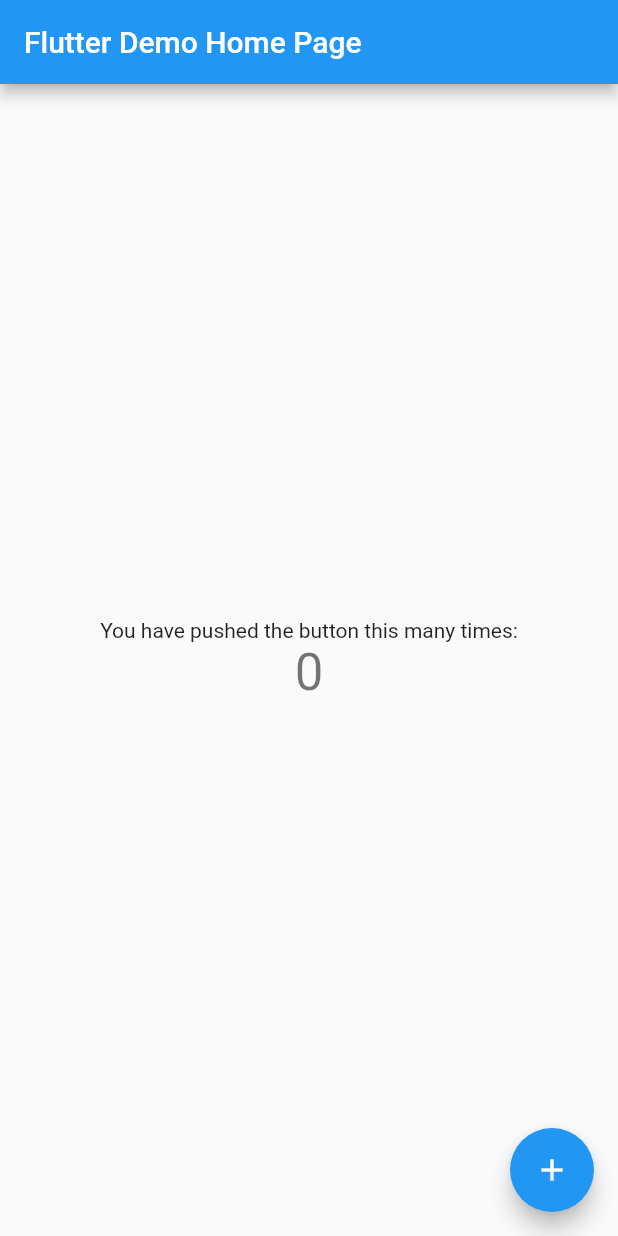
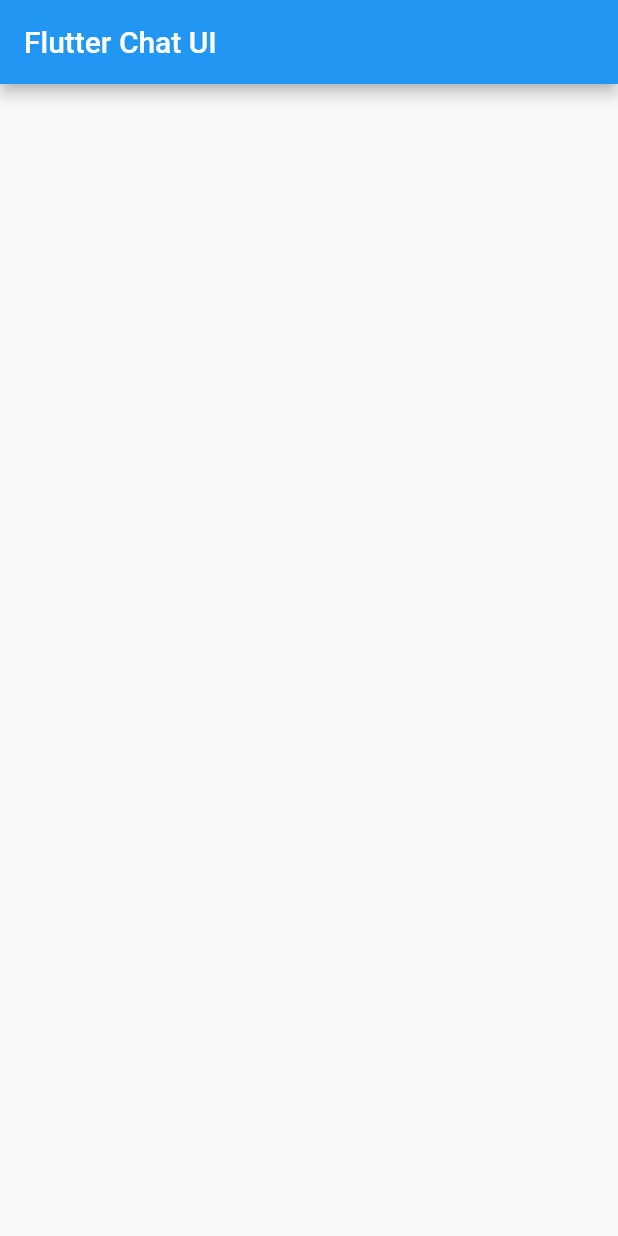
Before and after one commit to milkyascodes/flutter_chat_ui, a Flutter app: the screen it shows after launch, on a phone screen of 412 x 824 dp. Run offline on Flutter 3.47's test engine with Material 2 defaults, Android fonts, the light colour scheme and no system bars.

Commit message:
created a chat screen a message object

```diff
--- /dev/null
+++ b/lib/chat_screen.dart
@@ -0,0 +1,37 @@
+// ignore_for_file: prefer_const_literals_to_create_immutables, prefer_const_constructors
+
+import 'package:flutter/material.dart';
+import 'package:flutter_chat_ui/messages.dart';
+
+class ChatScreen extends StatefulWidget {
+  const ChatScreen({Key? key, required this.title}) : super(key: key);
+
+  final String title;
+
+  @override
+  State<ChatScreen> createState() => _ChatScreenState();
+}
+
+class _ChatScreenState extends State<ChatScreen> {
+  var message = [
+    Message('text', DateTime.now().subtract(Duration(minutes: 1)), false),
+    Message('text', DateTime.now().subtract(Duration(minutes: 1)), true),
+    Message('text', DateTime.now().subtract(Duration(minutes: 1)), false),
+  ].reversed.toList();
+  @override
+  Widget build(BuildContext context) {
+    return Scaffold(
+      appBar: AppBar(
+        title: Text(widget.title),
+      ),
+      body: Center(
+        child: Column(
+          children: [
+            Expanded(child: Container()),
+            Container(),
+          ],
+        ),
+      ),
+    );
+  }
+}
--- a/lib/main.dart
+++ b/lib/main.dart
@@ -1,4 +1,6 @@
 import 'package:flutter/material.dart';
+
+import 'chat_screen.dart';
 
 void main() {
   runApp(const MyApp());
@@ -7,109 +9,15 @@
 class MyApp extends StatelessWidget {
   const MyApp({Key? key}) : super(key: key);
 
-  // This widget is the root of your application.
   @override
   Widget build(BuildContext context) {
     return MaterialApp(
+      debugShowCheckedModeBanner: false,
       title: 'Flutter Demo',
       theme: ThemeData(
-        // This is the theme of your application.
-        //
-        // Try running your application with "flutter run". You'll see the
-        // application has a blue toolbar. Then, without quitting the app, try
-        // changing the primarySwatch below to Colors.green and then invoke
-        // "hot reload" (press "r" in the console where you ran "flutter run",
-        // or simply save your changes to "hot reload" in a Flutter IDE).
-        // Notice that the counter didn't reset back to zero; the application
-        // is not restarted.
         primarySwatch: Colors.blue,
       ),
-      home: const MyHomePage(title: 'Flutter Demo Home Page'),
+      home: const ChatScreen(title: 'Flutter Chat UI'),
     );
   }
 }
-
-class MyHomePage extends StatefulWidget {
-  const MyHomePage({Key? key, required this.title}) : super(key: key);
-
-  // This widget is the home page of your application. It is stateful, meaning
-  // that it has a State object (defined below) that contains fields that affect
-  // how it looks.
-
-  // This class is the configuration for the state. It holds the values (in this
-  // case the title) provided by the parent (in this case the App widget) and
-  // used by the build method of the State. Fields in a Widget subclass are
-  // always marked "final".
-
-  final String title;
-
-  @override
-  State<MyHomePage> createState() => _MyHomePageState();
-}
-
-class _MyHomePageState extends State<MyHomePage> {
-  int _counter = 0;
-
-  void _incrementCounter() {
-    setState(() {
-      // This call to setState tells the Flutter framework that something has
-      // changed in this State, which causes it to rerun the build method below
-      // so that the display can reflect the updated values. If we changed
-      // _counter without calling setState(), then the build method would not be
-      // called again, and so nothing would appear to happen.
-      _counter++;
-    });
-  }
-
-  @override
-  Widget build(BuildContext context) {
-    // This method is rerun every time setState is called, for instance as done
-    // by the _incrementCounter method above.
-    //
-    // The Flutter framework has been optimized to make rerunning build methods
-    // fast, so that you can just rebuild anything that needs updating rather
-    // than having to individually change instances of widgets.
-    return Scaffold(
-      appBar: AppBar(
-        // Here we take the value from the MyHomePage object that was created by
-        // the App.build method, and use it to set our appbar title.
-        title: Text(widget.title),
-      ),
-      body: Center(
-        // Center is a layout widget. It takes a single child and positions it
-        // in the middle of the parent.
-        child: Column(
-          // Column is also a layout widget. It takes a list of children and
-          // arranges them vertically. By default, it sizes itself to fit its
-          // children horizontally, and tries to be as tall as its parent.
-          //
-          // Invoke "debug painting" (press "p" in the console, choose the
-          // "Toggle Debug Paint" action from the Flutter Inspector in Android
-          // Studio, or the "Toggle Debug Paint" command in Visual Studio Code)
-          // to see the wireframe for each widget.
-          //
-          // Column has various properties to control how it sizes itself and
-          // how it positions its children. Here we use mainAxisAlignment to
-          // center the children vertically; the main axis here is the vertical
-          // axis because Columns are vertical (the cross axis would be
-          // horizontal).
-          mainAxisAlignment: MainAxisAlignment.center,
-          children: <Widget>[
-            const Text(
-              'You have pushed the button this many times:',
-            ),
-            Text(
-              '$_counter',
-              style: Theme.of(context).textTheme.headline4,
-            ),
-          ],
-        ),
-      ),
-      floatingActionButton: FloatingActionButton(
-        onPressed: _incrementCounter,
-        tooltip: 'Increment',
-        child: const Icon(Icons.add),
-      ), // This trailing comma makes auto-formatting nicer for build methods.
-    );
-  }
-}
--- /dev/null
+++ b/lib/messages.dart
@@ -0,0 +1,7 @@
+class Message {
+  final String text;
+  final DateTime date;
+  final bool isSentByMe;
+
+  Message(this.text, this.date, this.isSentByMe);
+}
```
